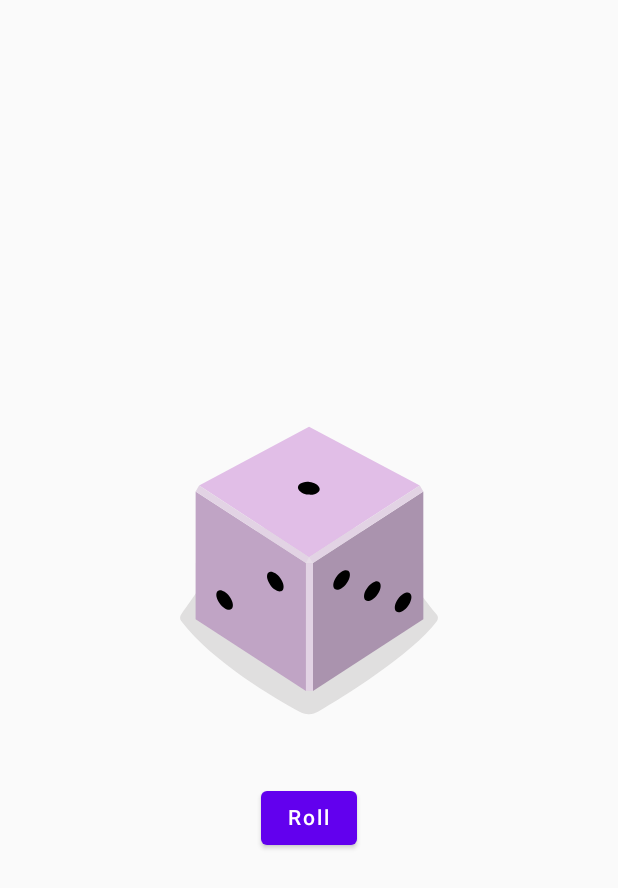
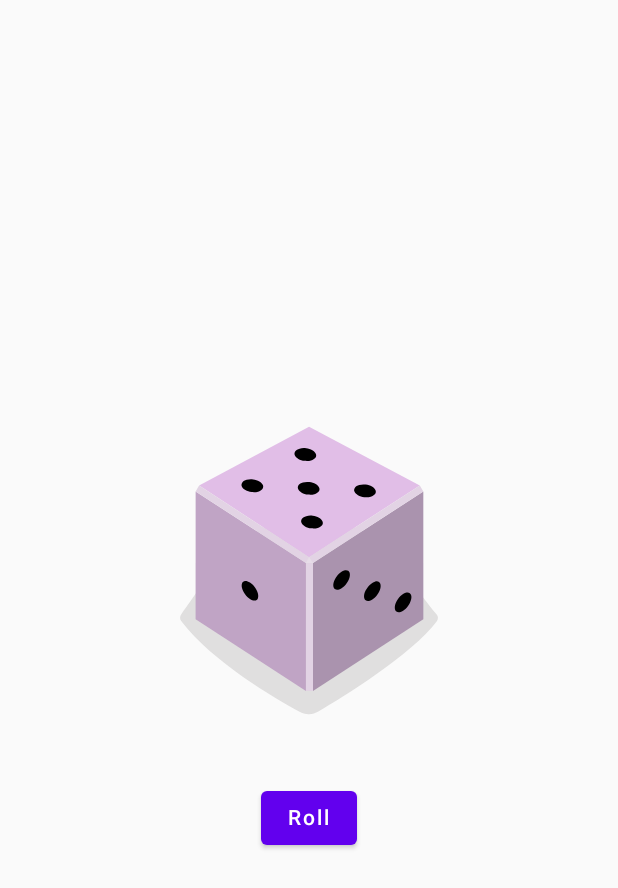
Before and after one commit to not-compose-coffee/jiyoung-kim, an Android app built with Jetpack Compose: the screen it shows after launch (MainActivity), after a tap on "Roll", on a phone screen of 412 x 824 dp. Shown: the top 888 px of the screen. Run offline under Robolectric (Android 15) with nearby library versions, the phone set to English and light mode, and no system bars.

Commit message:
feat(diceRoller): 주사위 굴리기 로직 추가

```diff
--- a/week1/app/src/main/java/com/example/diceroller/MainActivity.kt
+++ b/week1/app/src/main/java/com/example/diceroller/MainActivity.kt
@@ -7,7 +7,7 @@ import androidx.compose.foundation.Image
 import androidx.compose.foundation.layout.*
 import androidx.compose.material.Button
 import androidx.compose.material.Text
-import androidx.compose.runtime.Composable
+import androidx.compose.runtime.*
 import androidx.compose.ui.Alignment
 import androidx.compose.ui.Modifier
 import androidx.compose.ui.res.painterResource
@@ -29,10 +29,22 @@ class MainActivity : ComponentActivity() {
 
 @Composable
 fun DiceWithButtonAndImage(modifier: Modifier = Modifier) {
+    // mutableStateOf : observable을 반환하는 함수 (들어오는 값을 관찰하여 변하는 값을 반환)
+    var result by remember { mutableStateOf(1) }
+    val imageResource = when (result) {
+        1 -> R.drawable.dice_1
+        2 -> R.drawable.dice_2
+        3 -> R.drawable.dice_3
+        4 -> R.drawable.dice_4
+        5 -> R.drawable.dice_5
+        else -> R.drawable.dice_6
+    }
     Column(modifier = modifier, horizontalAlignment = Alignment.CenterHorizontally) {
-        Image(painter = painterResource(id = R.drawable.dice_1), contentDescription = "roll 1")
+        Image(painter = painterResource(id = imageResource), contentDescription = result.toString())
         Spacer(modifier = Modifier.height(16.dp))
-        Button(onClick = { /*TODO*/ }) {
+        Button(onClick = {
+            result = (1..6).random()
+        }) {
             Text(text = stringResource(id = R.string.roll))
         }
     }
```
